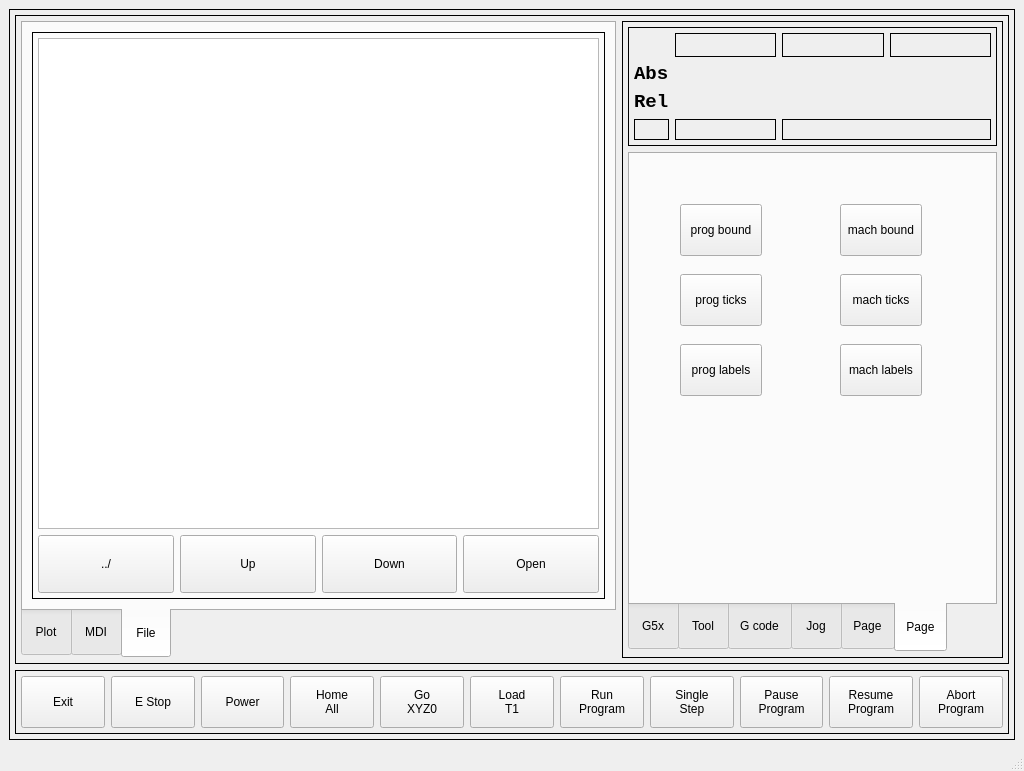
The window that mill_touch/ui/mainwindow.ui (jethornton/mill_touch) describes before a commit, drawn with Qt 5.
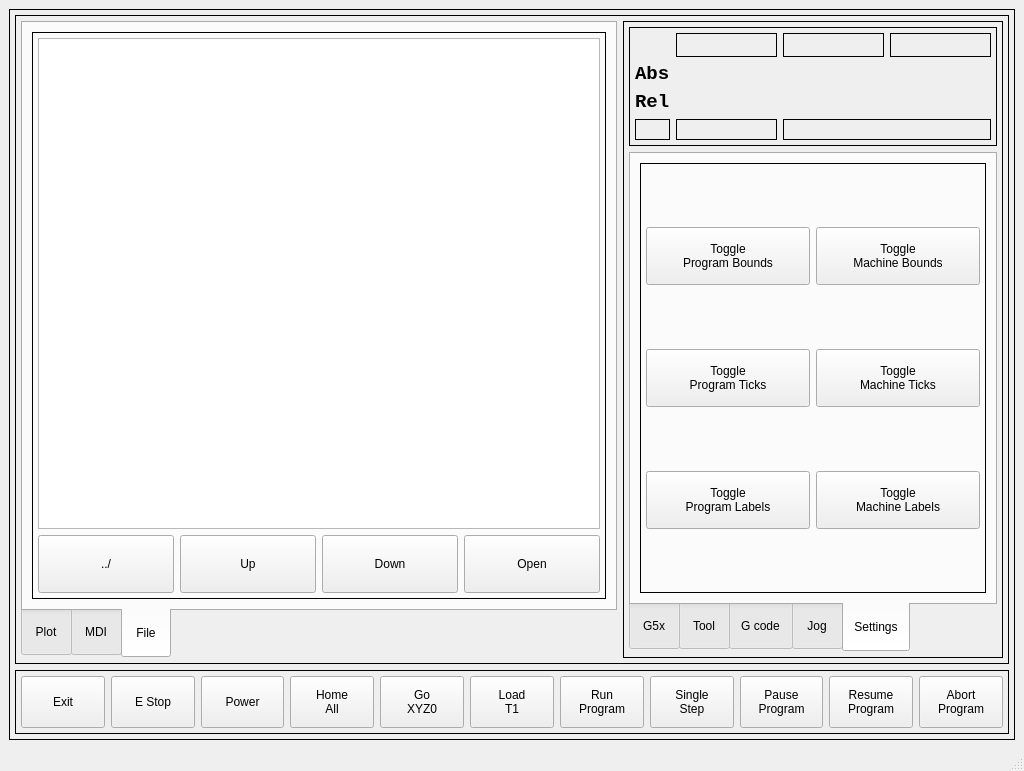
The same window after the commit. The open tabs and pages were chosen to show the change. Custom widgets are drawn as their Qt base class.

The edit to the form file:
```diff
--- a/mill_touch/ui/mainwindow.ui
+++ b/mill_touch/ui/mainwindow.ui
@@ -661,7 +661,17 @@
                   </widget>
                  </item>
                  <item row="0" column="0" colspan="4">
-                  <widget class="FileSystemTable" name="filesystemtable"/>
+                  <widget class="FileSystemTable" name="filesystemtable">
+                   <property name="hiddenColumns" stdset="0">
+                    <string>1,2</string>
+                   </property>
+                   <attribute name="horizontalHeaderDefaultSectionSize">
+                    <number>300</number>
+                   </attribute>
+                   <attribute name="horizontalHeaderMinimumSectionSize">
+                    <number>150</number>
+                   </attribute>
+                  </widget>
                  </item>
                  <item row="1" column="2">
                   <widget class="QPushButton" name="navDown">
@@ -1343,13 +1353,25 @@
                  </item>
                 </layout>
                </widget>
-               <widget class="QWidget" name="tab_6">
+               <widget class="QWidget" name="tab_9">
                 <attribute name="title">
                  <string>Tool</string>
                 </attribute>
-                <layout class="QGridLayout" name="gridLayout_27">
+                <layout class="QGridLayout" name="gridLayout_17">
                  <item row="0" column="0">
+                  <widget class="VCPFrame" name="toolFrame">
+                   <property name="frameShape">
+                    <enum>QFrame::Box</enum>
+                   </property>
                   <widget class="QFrame" name="gridFrame_8">
+                    <property name="geometry">
+                     <rect>
+                      <x>0</x>
+                      <y>0</y>
+                      <width>347</width>
+                      <height>427</height>
+                     </rect>
+                    </property>
                    <property name="styleSheet">
                     <string notr="true"/>
                    </property>
@@ -1369,14 +1391,18 @@
                     <property name="bottomMargin">
                      <number>5</number>
                     </property>
+                     <item row="7" column="0">
+                      <widget class="QPushButton" name="pushButton_69">
+                       <property name="text">
+                        <string>-0.250</string>
+                       </property>
+                      </widget>
+                     </item>
                     <item row="6" column="0">
                      <widget class="QPushButton" name="pushButton_68">
                       <property name="text">
                        <string>0.250</string>
                       </property>
-                      <attribute name="buttonGroup">
-                       <string notr="true">toolButtonGroup</string>
-                      </attribute>
                      </widget>
                     </item>
                     <item row="4" column="0">
@@ -1384,37 +1410,6 @@
                       <property name="text">
                        <string>0.125</string>
                       </property>
-                      <attribute name="buttonGroup">
-                       <string notr="true">toolButtonGroup</string>
-                      </attribute>
-                     </widget>
-                    </item>
-                    <item row="7" column="0">
-                     <widget class="QPushButton" name="pushButton_69">
-                      <property name="text">
-                       <string>-0.250</string>
-                      </property>
-                      <attribute name="buttonGroup">
-                       <string notr="true">toolButtonGroup</string>
-                      </attribute>
-                     </widget>
-                    </item>
-                    <item row="0" column="0" colspan="4">
-                     <widget class="QLabel" name="label_11">
-                      <property name="font">
-                       <font>
-                        <family>DejaVu Sans Mono</family>
-                        <pointsize>10</pointsize>
-                        <weight>75</weight>
-                        <bold>true</bold>
-                       </font>
-                      </property>
-                      <property name="text">
-                       <string>Set Current Loaded Tool  Offset</string>
-                      </property>
-                      <property name="alignment">
-                       <set>Qt::AlignCenter</set>
-                      </property>
                      </widget>
                     </item>
                     <item row="4" column="1" rowspan="4" colspan="3">
@@ -1440,9 +1435,6 @@
                          <property name="text">
                           <string>1</string>
                          </property>
-                         <attribute name="buttonGroup">
-                          <string notr="true">toolButtonGroup</string>
-                         </attribute>
                         </widget>
                        </item>
                        <item row="1" column="1">
@@ -1450,9 +1442,6 @@
                          <property name="text">
                           <string>5</string>
                          </property>
-                         <attribute name="buttonGroup">
-                          <string notr="true">toolButtonGroup</string>
-                         </attribute>
                         </widget>
                        </item>
                        <item row="1" column="0">
@@ -1460,9 +1449,6 @@
                          <property name="text">
                           <string>4</string>
                          </property>
-                         <attribute name="buttonGroup">
-                          <string notr="true">toolButtonGroup</string>
-                         </attribute>
                         </widget>
                        </item>
                        <item row="3" column="0">
@@ -1470,9 +1456,6 @@
                          <property name="text">
                           <string>0</string>
                          </property>
-                         <attribute name="buttonGroup">
-                          <string notr="true">toolButtonGroup</string>
-                         </attribute>
                         </widget>
                        </item>
                        <item row="2" column="1">
@@ -1480,9 +1463,6 @@
                          <property name="text">
                           <string>2</string>
                          </property>
-                         <attribute name="buttonGroup">
-                          <string notr="true">toolButtonGroup</string>
-                         </attribute>
                         </widget>
                        </item>
                        <item row="2" column="2">
@@ -1490,9 +1470,6 @@
                          <property name="text">
                           <string>3</string>
                          </property>
-                         <attribute name="buttonGroup">
-                          <string notr="true">toolButtonGroup</string>
-                         </attribute>
                         </widget>
                        </item>
                        <item row="3" column="2">
@@ -1500,9 +1477,6 @@
                          <property name="text">
                           <string>-</string>
                          </property>
-                         <attribute name="buttonGroup">
-                          <string notr="true">toolButtonGroup</string>
-                         </attribute>
                         </widget>
                        </item>
                        <item row="1" column="2">
@@ -1510,9 +1484,6 @@
                          <property name="text">
                           <string>6</string>
                          </property>
-                         <attribute name="buttonGroup">
-                          <string notr="true">toolButtonGroup</string>
-                         </attribute>
                         </widget>
                        </item>
                        <item row="3" column="1">
@@ -1520,9 +1491,6 @@
                          <property name="text">
                           <string>.</string>
                          </property>
-                         <attribute name="buttonGroup">
-                          <string notr="true">toolButtonGroup</string>
-                         </attribute>
                         </widget>
                        </item>
                        <item row="0" column="1">
@@ -1530,9 +1498,6 @@
                          <property name="text">
                           <string>8</string>
                          </property>
-                         <attribute name="buttonGroup">
-                          <string notr="true">toolButtonGroup</string>
-                         </attribute>
                         </widget>
                        </item>
                        <item row="0" column="2">
@@ -1540,9 +1505,6 @@
                          <property name="text">
                           <string>9</string>
                          </property>
-                         <attribute name="buttonGroup">
-                          <string notr="true">toolButtonGroup</string>
-                         </attribute>
                         </widget>
                        </item>
                        <item row="0" column="0">
@@ -1550,9 +1512,6 @@
                          <property name="text">
                           <string>7</string>
                          </property>
-                         <attribute name="buttonGroup">
-                          <string notr="true">toolButtonGroup</string>
-                         </attribute>
                         </widget>
                        </item>
                       </layout>
@@ -1584,9 +1543,6 @@
                       <property name="text">
                        <string>-0.125</string>
                       </property>
-                      <attribute name="buttonGroup">
-                       <string notr="true">toolButtonGroup</string>
-                      </attribute>
                      </widget>
                     </item>
                     <item row="8" column="3">
@@ -1662,7 +1618,28 @@
                       </layout>
                      </widget>
                     </item>
-                   </layout>
+                     <item row="0" column="0" colspan="4">
+                      <widget class="QLabel" name="label_11">
+                       <property name="font">
+                        <font>
+                         <family>DejaVu Sans Mono</family>
+                         <pointsize>10</pointsize>
+                         <weight>75</weight>
+                         <bold>true</bold>
+                        </font>
+                       </property>
+                       <property name="text">
+                        <string>Set Current Loaded Tool  Offset</string>
+                       </property>
+                       <property name="alignment">
+                        <set>Qt::AlignCenter</set>
+                       </property>
+                      </widget>
+                     </item>
+                    </layout>
+                   </widget>
+                   <zorder>label_11</zorder>
+                   <zorder>gridFrame_8</zorder>
                   </widget>
                  </item>
                 </layout>
@@ -1790,105 +1767,81 @@
                  </item>
                 </layout>
                </widget>
-               <widget class="QWidget" name="tab_3">
-                <attribute name="title">
-                 <string>Page</string>
-                </attribute>
-                <layout class="QGridLayout" name="gridLayout_15">
-                 <item row="0" column="0">
-                  <widget class="VCPFrame" name="vcpframe">
-                   <property name="frameShape">
-                    <enum>QFrame::Box</enum>
-                   </property>
-                   <property name="rules" stdset="0">
-                    <string>[{&quot;channels&quot;: [{&quot;url&quot;: &quot;status:tool_in_spindle&quot;, &quot;trigger&quot;: true}], &quot;property&quot;: &quot;Enable&quot;, &quot;expression&quot;: &quot;ch[0] &gt; 0&quot;, &quot;name&quot;: &quot;Tool Loaded&quot;}]</string>
-                   </property>
-                  </widget>
-                 </item>
-                </layout>
-               </widget>
                <widget class="QWidget" name="tab_8">
                 <attribute name="title">
-                 <string>Page</string>
+                 <string>Settings</string>
                 </attribute>
-                <widget class="QPushButton" name="progBound">
-                 <property name="geometry">
-                  <rect>
-                   <x>50</x>
-                   <y>50</y>
-                   <width>82</width>
-                   <height>52</height>
-                  </rect>
-                 </property>
-                 <property name="text">
-                  <string>prog bound</string>
-                 </property>
-                </widget>
-                <widget class="QPushButton" name="machLabels">
-                 <property name="geometry">
-                  <rect>
-                   <x>210</x>
-                   <y>190</y>
-                   <width>82</width>
-                   <height>52</height>
-                  </rect>
-                 </property>
-                 <property name="text">
-                  <string>mach labels</string>
-                 </property>
-                </widget>
-                <widget class="QPushButton" name="progLabels">
-                 <property name="geometry">
-                  <rect>
-                   <x>50</x>
-                   <y>190</y>
-                   <width>82</width>
-                   <height>52</height>
-                  </rect>
-                 </property>
-                 <property name="text">
-                  <string>prog labels</string>
-                 </property>
-                </widget>
+                <layout class="QGridLayout" name="gridLayout_18">
+                 <item row="0" column="0">
+                  <widget class="QFrame" name="gridFrame">
+                   <property name="frameShape">
+                    <enum>QFrame::Box</enum>
+                   </property>
+                   <layout class="QGridLayout" name="gridLayout_15">
+                    <property name="leftMargin">
+                     <number>5</number>
+                    </property>
+                    <property name="topMargin">
+                     <number>5</number>
+                    </property>
+                    <property name="rightMargin">
+                     <number>5</number>
+                    </property>
+                    <property name="bottomMargin">
+                     <number>5</number>
+                    </property>
+                    <item row="1" column="0">
                 <widget class="QPushButton" name="progTicks">
-                 <property name="geometry">
-                  <rect>
-                   <x>50</x>
-                   <y>120</y>
-                   <width>82</width>
-                   <height>52</height>
-                  </rect>
-                 </property>
                  <property name="text">
-                  <string>prog ticks</string>
-                 </property>
-                </widget>
-                <widget class="QPushButton" name="machTicks">
-                 <property name="geometry">
-                  <rect>
-                   <x>210</x>
-                   <y>120</y>
-                   <width>82</width>
-                   <height>52</height>
-                  </rect>
-                 </property>
+                       <string>Toggle
+Program Ticks</string>
+                      </property>
+                     </widget>
+                    </item>
+                    <item row="2" column="0">
+                     <widget class="QPushButton" name="progLabels">
+                      <property name="text">
+                       <string>Toggle
+Program Labels</string>
+                      </property>
+                     </widget>
+                    </item>
+                    <item row="0" column="0">
+                     <widget class="QPushButton" name="progBound">
                  <property name="text">
-                  <string>mach ticks</string>
-                 </property>
-                </widget>
+                       <string>Toggle
+Program Bounds</string>
+                      </property>
+                     </widget>
+                    </item>
+                    <item row="0" column="1">
                 <widget class="QPushButton" name="machBound">
-                 <property name="geometry">
-                  <rect>
-                   <x>210</x>
-                   <y>50</y>
-                   <width>82</width>
-                   <height>52</height>
-                  </rect>
-                 </property>
+                      <property name="text">
+                       <string>Toggle
+Machine Bounds</string>
+                      </property>
+                     </widget>
+                    </item>
+                    <item row="1" column="1">
+                     <widget class="QPushButton" name="machTicks">
                  <property name="text">
-                  <string>mach bound</string>
-                 </property>
-                </widget>
+                       <string>Toggle
+Machine Ticks</string>
+                      </property>
+                     </widget>
+                    </item>
+                    <item row="2" column="1">
+                     <widget class="QPushButton" name="machLabels">
+                      <property name="text">
+                       <string>Toggle
+Machine Labels</string>
+                      </property>
+                     </widget>
+                    </item>
+                   </layout>
+                  </widget>
+                 </item>
+                </layout>
                </widget>
               </widget>
              </item>
```
Left out of the diff: 16 changed lines with no effect on the pictures. Lines whose indentation alone changed are shown as unchanged.
